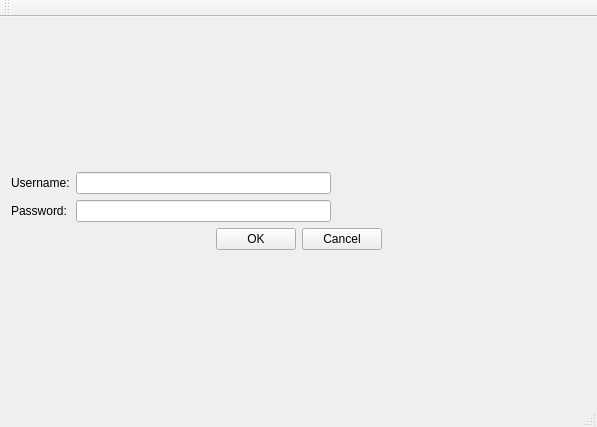
Qt form login.ui (hummushaman/EOBCproject) before a commit.
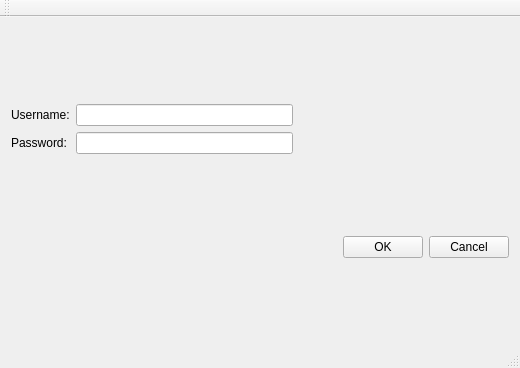
The same form after that commit.

```diff
--- a/login.ui
+++ b/login.ui
@@ -6,8 +6,8 @@
    <rect>
     <x>0</x>
     <y>0</y>
-    <width>597</width>
-    <height>427</height>
+    <width>520</width>
+    <height>368</height>
    </rect>
   </property>
   <property name="windowTitle">
@@ -16,8 +16,6 @@
   <widget class="QWidget" name="centralWidget">
    <layout class="QVBoxLayout" name="verticalLayout_5">
     <item>
-     <layout class="QVBoxLayout" name="verticalLayout_3">
-      <item>
        <layout class="QHBoxLayout" name="horizontalLayout">
         <item>
          <layout class="QVBoxLayout" name="verticalLayout_2">
@@ -63,6 +61,8 @@
        </layout>
       </item>
       <item>
+     <layout class="QVBoxLayout" name="verticalLayout_3">
+      <item>
        <layout class="QHBoxLayout" name="horizontalLayout_3">
         <item>
          <spacer name="horizontalSpacer">
@@ -77,6 +77,19 @@
           </property>
          </spacer>
         </item>
+        <item>
+         <spacer name="horizontalSpacer_2">
+          <property name="orientation">
+           <enum>Qt::Horizontal</enum>
+          </property>
+          <property name="sizeHint" stdset="0">
+           <size>
+            <width>40</width>
+            <height>20</height>
+           </size>
+          </property>
+         </spacer>
+        </item>
         <item>
          <widget class="QPushButton" name="loginOK">
           <property name="text">
@@ -91,19 +104,6 @@
           </property>
          </widget>
         </item>
-        <item>
-         <spacer name="horizontalSpacer_2">
-          <property name="orientation">
-           <enum>Qt::Horizontal</enum>
-          </property>
-          <property name="sizeHint" stdset="0">
-           <size>
-            <width>40</width>
-            <height>20</height>
-           </size>
-          </property>
-         </spacer>
-        </item>
        </layout>
       </item>
      </layout>
```
Left out of the diff: 2 changed lines with no effect on the pictures. Lines whose indentation alone changed are shown as unchanged.
